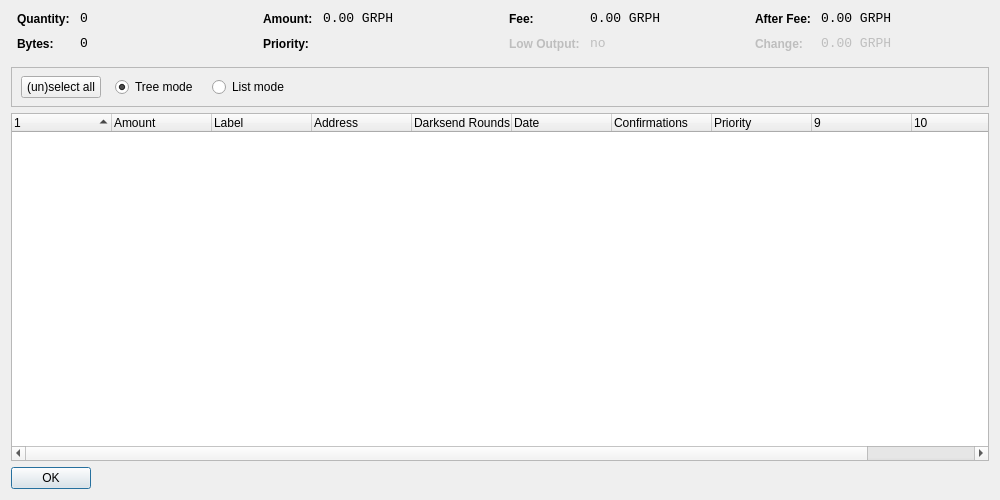
The window that src/qt/forms/coincontroldialog.ui (Graphcoin/source) describes before a commit, drawn with Qt 5.
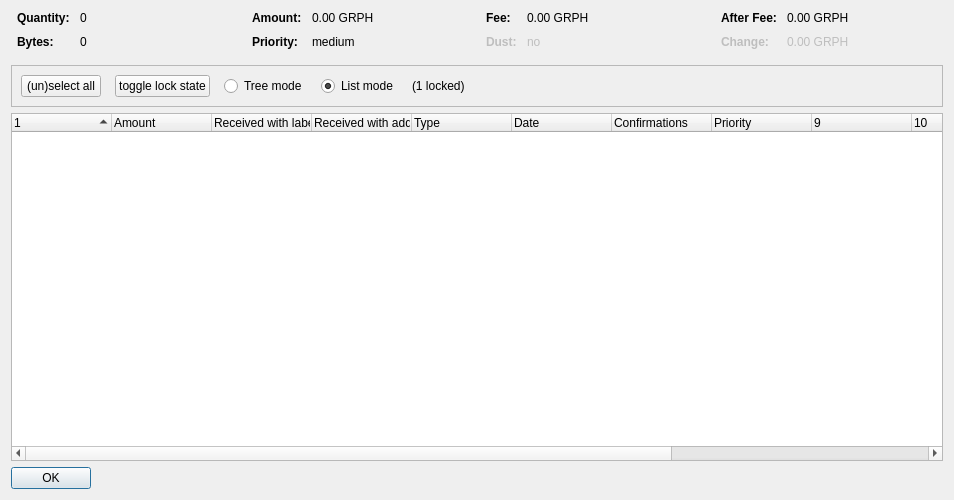
The same window after the commit. Custom widgets are drawn as their Qt base class.

What changed in the file:
```diff
--- a/src/qt/forms/coincontroldialog.ui
+++ b/src/qt/forms/coincontroldialog.ui
@@ -6,7 +6,7 @@
    <rect>
     <x>0</x>
     <y>0</y>
-    <width>1000</width>
+    <width>954</width>
     <height>500</height>
    </rect>
   </property>
@@ -38,8 +38,11 @@
        </property>
        <item row="0" column="0">
         <widget class="QLabel" name="labelCoinControlQuantityText">
-         <property name="styleSheet">
-          <string notr="true">font-weight:bold;</string>
+         <property name="font">
+          <font>
+           <weight>75</weight>
+           <bold>true</bold>
+          </font>
          </property>
          <property name="text">
           <string>Quantity:</string>
@@ -48,12 +51,6 @@
        </item>
        <item row="0" column="1">
         <widget class="QLabel" name="labelCoinControlQuantity">
-         <property name="font">
-          <font>
-           <family>Monospace</family>
-           <pointsize>10</pointsize>
-          </font>
-         </property>
          <property name="cursor">
           <cursorShape>IBeamCursor</cursorShape>
          </property>
@@ -70,8 +67,11 @@
        </item>
        <item row="1" column="0">
         <widget class="QLabel" name="labelCoinControlBytesText">
-         <property name="styleSheet">
-          <string notr="true">font-weight:bold;</string>
+         <property name="font">
+          <font>
+           <weight>75</weight>
+           <bold>true</bold>
+          </font>
          </property>
          <property name="text">
           <string>Bytes:</string>
@@ -80,12 +80,6 @@
        </item>
        <item row="1" column="1">
         <widget class="QLabel" name="labelCoinControlBytes">
-         <property name="font">
-          <font>
-           <family>Monospace</family>
-           <pointsize>10</pointsize>
-          </font>
-         </property>
          <property name="cursor">
           <cursorShape>IBeamCursor</cursorShape>
          </property>
@@ -118,8 +112,11 @@
        </property>
        <item row="0" column="0">
         <widget class="QLabel" name="labelCoinControlAmountText">
-         <property name="styleSheet">
-          <string notr="true">font-weight:bold;</string>
+         <property name="font">
+          <font>
+           <weight>75</weight>
+           <bold>true</bold>
+          </font>
          </property>
          <property name="text">
           <string>Amount:</string>
@@ -128,12 +125,6 @@
        </item>
        <item row="0" column="1">
         <widget class="QLabel" name="labelCoinControlAmount">
-         <property name="font">
-          <font>
-           <family>Monospace</family>
-           <pointsize>10</pointsize>
-          </font>
-         </property>
          <property name="cursor">
           <cursorShape>IBeamCursor</cursorShape>
          </property>
@@ -150,8 +141,11 @@
        </item>
        <item row="1" column="0">
         <widget class="QLabel" name="labelCoinControlPriorityText">
-         <property name="styleSheet">
-          <string notr="true">font-weight:bold;</string>
+         <property name="font">
+          <font>
+           <weight>75</weight>
+           <bold>true</bold>
+          </font>
          </property>
          <property name="text">
           <string>Priority:</string>
@@ -160,12 +154,6 @@
        </item>
        <item row="1" column="1">
         <widget class="QLabel" name="labelCoinControlPriority">
-         <property name="font">
-          <font>
-           <family>Monospace</family>
-           <pointsize>10</pointsize>
-          </font>
-         </property>
          <property name="cursor">
           <cursorShape>IBeamCursor</cursorShape>
          </property>
@@ -173,7 +161,7 @@
           <enum>Qt::ActionsContextMenu</enum>
          </property>
          <property name="text">
-          <string/>
+          <string>medium</string>
          </property>
          <property name="textInteractionFlags">
           <set>Qt::LinksAccessibleByMouse|Qt::TextSelectableByKeyboard|Qt::TextSelectableByMouse</set>
@@ -198,8 +186,11 @@
        </property>
        <item row="0" column="0">
         <widget class="QLabel" name="labelCoinControlFeeText">
-         <property name="styleSheet">
-          <string notr="true">font-weight:bold;</string>
+         <property name="font">
+          <font>
+           <weight>75</weight>
+           <bold>true</bold>
+          </font>
          </property>
          <property name="text">
           <string>Fee:</string>
@@ -208,12 +199,6 @@
        </item>
        <item row="0" column="1">
         <widget class="QLabel" name="labelCoinControlFee">
-         <property name="font">
-          <font>
-           <family>Monospace</family>
-           <pointsize>10</pointsize>
-          </font>
-         </property>
          <property name="cursor">
           <cursorShape>IBeamCursor</cursorShape>
          </property>
@@ -233,11 +218,14 @@
          <property name="enabled">
           <bool>false</bool>
          </property>
-         <property name="styleSheet">
-          <string notr="true">font-weight:bold;</string>
+         <property name="font">
+          <font>
+           <weight>75</weight>
+           <bold>true</bold>
+          </font>
          </property>
          <property name="text">
-          <string>Low Output:</string>
+          <string>Dust:</string>
          </property>
         </widget>
        </item>
@@ -246,12 +234,6 @@
          <property name="enabled">
           <bool>false</bool>
          </property>
-         <property name="font">
-          <font>
-           <family>Monospace</family>
-           <pointsize>10</pointsize>
-          </font>
-         </property>
          <property name="cursor">
           <cursorShape>IBeamCursor</cursorShape>
          </property>
@@ -284,8 +266,11 @@
        </property>
        <item row="0" column="0">
         <widget class="QLabel" name="labelCoinControlAfterFeeText">
-         <property name="styleSheet">
-          <string notr="true">font-weight:bold;</string>
+         <property name="font">
+          <font>
+           <weight>75</weight>
+           <bold>true</bold>
+          </font>
          </property>
          <property name="text">
           <string>After Fee:</string>
@@ -294,12 +279,6 @@
        </item>
        <item row="0" column="1">
         <widget class="QLabel" name="labelCoinControlAfterFee">
-         <property name="font">
-          <font>
-           <family>Monospace</family>
-           <pointsize>10</pointsize>
-          </font>
-         </property>
          <property name="cursor">
           <cursorShape>IBeamCursor</cursorShape>
          </property>
@@ -319,8 +298,11 @@
          <property name="enabled">
           <bool>false</bool>
          </property>
-         <property name="styleSheet">
-          <string notr="true">font-weight:bold;</string>
+         <property name="font">
+          <font>
+           <weight>75</weight>
+           <bold>true</bold>
+          </font>
          </property>
          <property name="text">
           <string>Change:</string>
@@ -332,12 +314,6 @@
          <property name="enabled">
           <bool>false</bool>
          </property>
-         <property name="font">
-          <font>
-           <family>Monospace</family>
-           <pointsize>10</pointsize>
-          </font>
-         </property>
          <property name="cursor">
           <cursorShape>IBeamCursor</cursorShape>
          </property>
@@ -370,16 +346,9 @@
      <property name="frameShadow">
       <enum>QFrame::Sunken</enum>
      </property>
-     <widget class="QWidget" name="horizontalLayoutWidget">
-      <property name="geometry">
-       <rect>
-        <x>10</x>
-        <y>0</y>
-        <width>781</width>
-        <height>41</height>
-       </rect>
-      </property>
-      <layout class="QHBoxLayout" name="horizontalLayoutPanel" stretch="0,0,0,0,0">
+     <layout class="QHBoxLayout" name="horizontalLayout">
+      <item>
+       <layout class="QHBoxLayout" name="horizontalLayoutPanel" stretch="0,0,0,0,0,0">
        <property name="spacing">
         <number>14</number>
        </property>
@@ -394,6 +363,25 @@
          <property name="text">
           <string>(un)select all</string>
          </property>
+          <property name="autoDefault">
+           <bool>false</bool>
+          </property>
+         </widget>
+        </item>
+        <item>
+         <widget class="QPushButton" name="pushButtonToggleLock">
+          <property name="sizePolicy">
+           <sizepolicy hsizetype="Maximum" vsizetype="Fixed">
+            <horstretch>0</horstretch>
+            <verstretch>0</verstretch>
+           </sizepolicy>
+          </property>
+          <property name="text">
+           <string>toggle lock state</string>
+          </property>
+          <property name="autoDefault">
+           <bool>false</bool>
+          </property>
         </widget>
        </item>
        <item>
@@ -407,9 +395,6 @@
          <property name="text">
           <string>Tree mode</string>
          </property>
-         <property name="checked">
-          <bool>true</bool>
-         </property>
         </widget>
        </item>
        <item>
@@ -423,6 +408,16 @@
          <property name="text">
           <string>List mode</string>
          </property>
+          <property name="checked">
+           <bool>true</bool>
+          </property>
+         </widget>
+        </item>
+        <item>
+         <widget class="QLabel" name="labelLocked">
+          <property name="text">
+           <string>(1 locked)</string>
+          </property>
         </widget>
        </item>
        <item>
@@ -439,7 +434,8 @@
         </spacer>
        </item>
       </layout>
-     </widget>
+      </item>
+     </layout>
     </widget>
    </item>
    <item>
@@ -451,7 +447,7 @@
       <bool>false</bool>
      </property>
      <property name="columnCount">
-      <number>11</number>
+      <number>13</number>
      </property>
      <attribute name="headerShowSortIndicator" stdset="0">
       <bool>true</bool>
@@ -471,17 +467,17 @@
      </column>
      <column>
       <property name="text">
-       <string>Label</string>
+       <string>Received with label</string>
       </property>
      </column>
      <column>
       <property name="text">
-       <string>Address</string>
+       <string>Received with address</string>
       </property>
      </column>
      <column>
       <property name="text">
-       <string>Darksend Rounds</string>
+       <string>Type</string>
       </property>
     </column>
      <column>
@@ -522,6 +518,11 @@
        <string/>
       </property>
      </column>
+     <column>
+      <property name="text">
+       <string/>
+      </property>
+     </column>
     </widget>
    </item>
    <item>
```
Left out of the diff: 4 changed lines with no effect on the pictures. Lines whose indentation alone changed are shown as unchanged.
